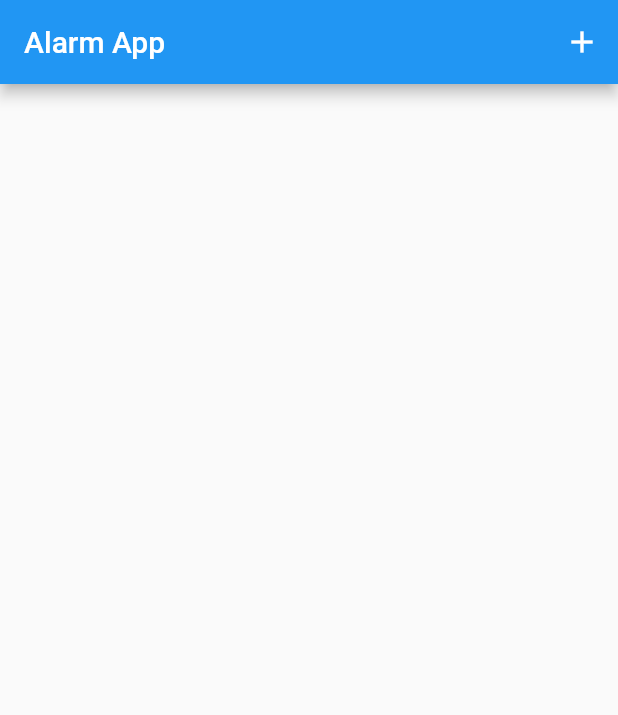
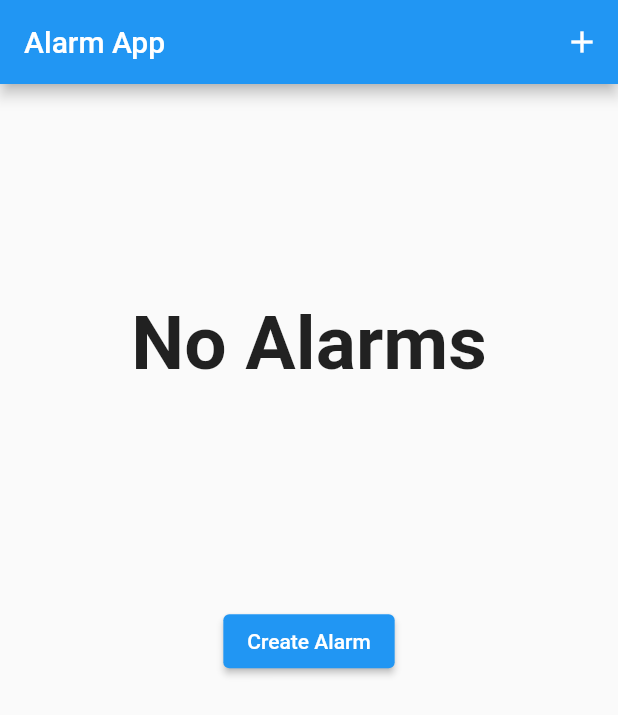
Before and after one commit to HarshBhakkad/Group_Alarm_App, a Flutter app: the screen it shows after launch, on a phone screen of 412 x 824 dp. Shown: the top 715 px of the screen. Run offline on Flutter 3.47's test engine with Material 2 defaults, Android fonts, the light colour scheme and no system bars; missing offline and left inert: flutter_alarm_clock.

Commit message:
No Alarms feature uploaded

```diff
--- a/lib/AlarmCard.dart
+++ b/lib/AlarmCard.dart
@@ -1,4 +1,5 @@
 import 'package:flutter/material.dart';
+import 'package:alarm_app/CreateAlarm.dart';
 
 class alarm_card extends StatelessWidget {
   int hour = 0;
@@ -33,3 +34,47 @@ class alarm_card extends StatelessWidget {
     );
   }
 }
+
+class NoAlarm extends StatefulWidget {
+  NoAlarm({Key? key}) : super(key: key);
+
+  @override
+  State<NoAlarm> createState() => _NoAlarmState();
+}
+
+class _NoAlarmState extends State<NoAlarm> {
+  @override
+  Widget build(BuildContext context) {
+    return Container(
+      child: Center(
+        child: Column(
+          mainAxisAlignment: MainAxisAlignment.spaceEvenly,
+          children: [
+            Padding(
+              padding: const EdgeInsets.all(8.0),
+              child: Text(
+                'No Alarms',
+                style: TextStyle(
+                  fontSize: 50,
+                  fontWeight: FontWeight.bold,
+                ),
+              ),
+            ),
+            ElevatedButton(
+              child: const Text('Create Alarm'),
+              onPressed: () {
+                Navigator.push(
+                  context,
+                  MaterialPageRoute(builder: (context) => const create_alarm()),
+                );
+              },
+            ),
+            SizedBox(
+              height: 100,
+            ),
+          ],
+        ),
+      ),
+    );
+  }
+}
--- a/lib/CreateAlarm.dart
+++ b/lib/CreateAlarm.dart
@@ -12,8 +12,8 @@ class create_alarm extends StatefulWidget {
 }
 
 class _create_alarmState extends State<create_alarm> {
-  TextEditingController _hour_controller = TextEditingController();
-  TextEditingController _minute_controller = TextEditingController();
+  TextEditingController _hour_controller = TextEditingController(text: '23');
+  TextEditingController _minute_controller = TextEditingController(text: '59');
   @override
   Widget build(BuildContext context) {
     return MaterialApp(
@@ -37,11 +37,6 @@ class _create_alarmState extends State<create_alarm> {
                           padding: const EdgeInsets.fromLTRB(5, 10, 5, 10),
                           child: TextFormField(
                             controller: _hour_controller,
-                            // onChanged: ((value) {
-                            //   setState(() {
-                            //     _hour_controller.text = value;
-                            //   });
-                            // }),
                             keyboardType: TextInputType.number,
                             decoration: InputDecoration(
                               labelText: 'Hours',
@@ -55,9 +50,6 @@ class _create_alarmState extends State<create_alarm> {
                           padding: const EdgeInsets.fromLTRB(5, 10, 5, 10),
                           child: TextFormField(
                             controller: _minute_controller,
-                            // onChanged: (value) {
-                            //   minutes = int.parse(value);
-                            // },
                             keyboardType: TextInputType.number,
                             decoration: InputDecoration(
                               labelText: 'Minutes',
--- a/lib/HomeScreen.dart
+++ b/lib/HomeScreen.dart
@@ -32,12 +32,15 @@ class _home_screenState extends State<home_screen> {
             )
           ],
         ),
-        body: SingleChildScrollView(
-          child: Column(
-            children:
-                globals.alarm_cards.map((alarm_card) => alarm_card).toList(),
-          ),
-        ),
+        body: globals.alarm_cards.isEmpty
+            ? NoAlarm()
+            : SingleChildScrollView(
+                child: Column(
+                  children: globals.alarm_cards
+                      .map((alarm_card) => alarm_card)
+                      .toList(),
+                ),
+              ),
       ),
     );
   }
--- a/pubspec.yaml
+++ b/pubspec.yaml
@@ -35,6 +35,7 @@ dependencies:
   # Use with the CupertinoIcons class for iOS style icons.
   cupertino_icons: ^1.0.2
   flutter_alarm_clock: ^0.0.2
+  analog_clock: ^0.1.0
 
 dev_dependencies:
   flutter_test:
```
Also changed, not shown: pubspec.lock.
